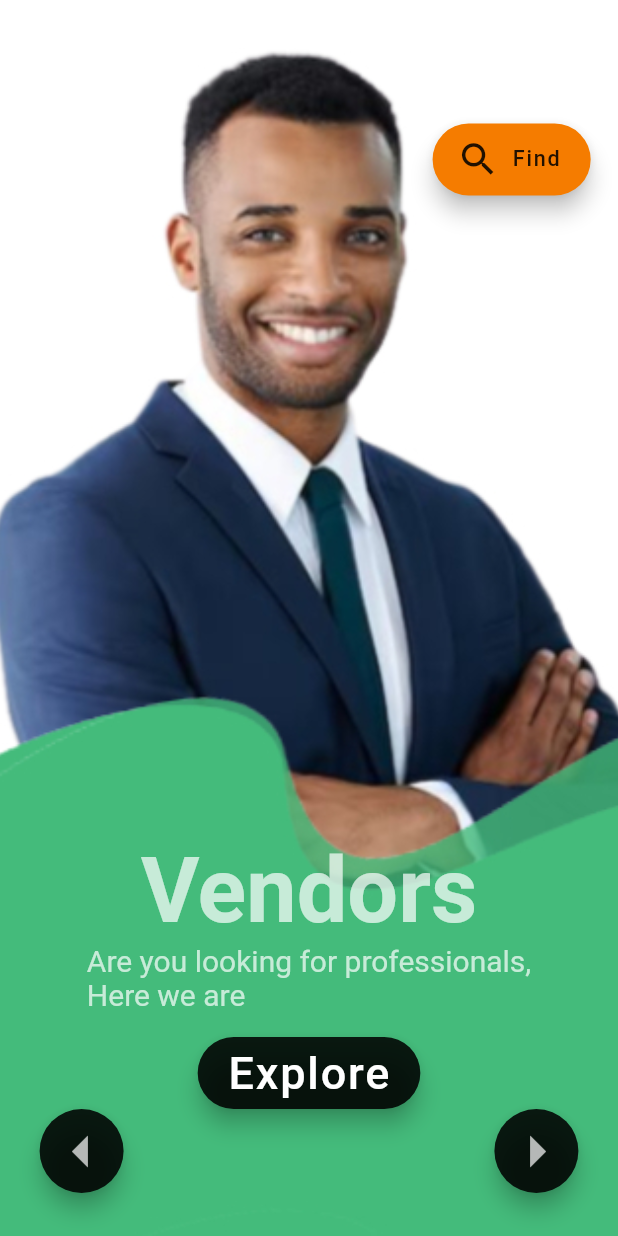
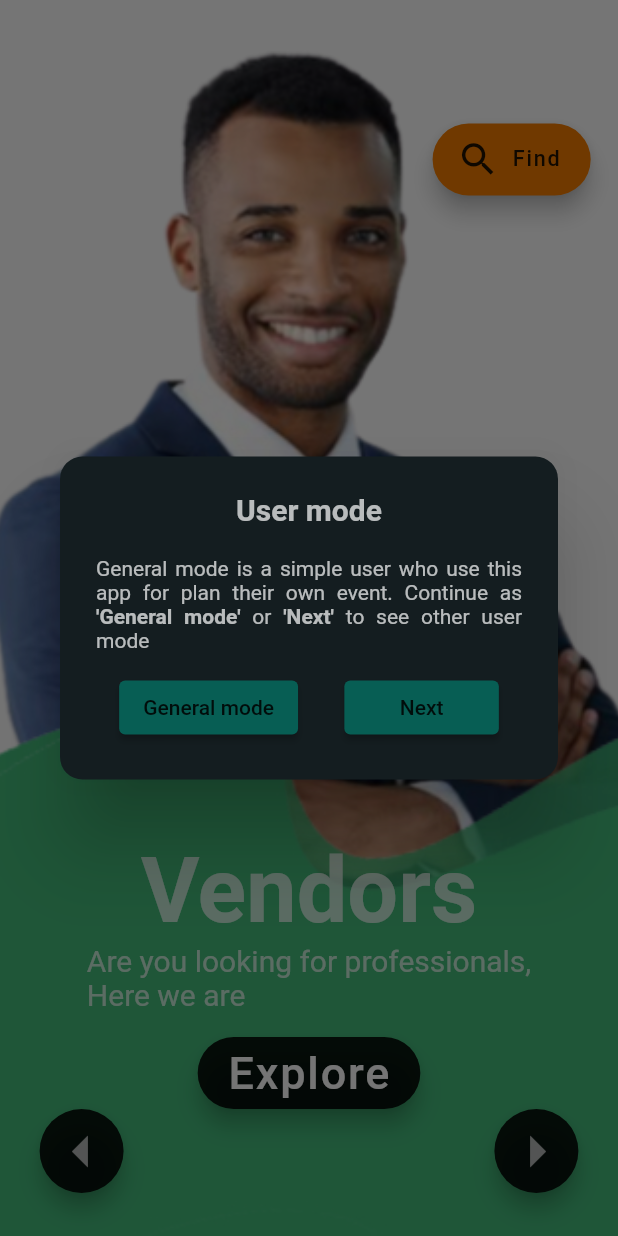
Before and after one commit to senaldm/Eventsy, a Flutter app: the VendorExplore screen opened directly, after a tap on "Explore", on a phone screen of 412 x 824 dp. Run offline on Flutter 3.47's test engine with Material 2 defaults, Android fonts, the phone set to English and light mode, and no system bars; our stand-ins replace curved_navigation_bar, device_preview, email_validator, firebase_auth, firebase_core, font_awesome_flutter and 6 more; missing offline and left inert: floating_bottom_bar; accounts and stored records are empty.

Commit message:
modes update

```diff
--- a/lib/Screens/Home/VendorExplore.dart
+++ b/lib/Screens/Home/VendorExplore.dart
@@ -1,8 +1,8 @@
 // ignore_for_file: prefer_const_constructors
 
 import 'package:flutter/material.dart';
+import 'package:eventsy/Screens/Home/userMode.dart';
 
-import '../Planners/navigation.dart';
 
 class VendorExplore extends StatelessWidget {
   @override
@@ -96,7 +96,8 @@ class VendorExplore extends StatelessWidget {
                     FloatingActionButton.extended(
                         heroTag: 'btn2',
                         onPressed: () {
-                          Navigator.pushNamed(context, 'LoginPage');
+                          UserModeSelect.userMode(context);
+                          // Navigator.pushNamed(context, 'LoginPage');
                           //Navigator.pushReplacement(context,MaterialPageRoute(builder: (context) => const Navigation()));
                         },
                         backgroundColor: Colors.black87,
--- /dev/null
+++ b/lib/Screens/Home/userMode.dart
@@ -0,0 +1,111 @@
+// ignore_for_file: deprecated_member_use
+
+import 'package:flutter/material.dart';
+import 'package:eventsy/Screens/Home/plannerMode.dart';
+import 'package:eventsy/Screens/Task/User/userTaskHome.dart';
+
+class UserModeSelect extends StatelessWidget {
+  const UserModeSelect({Key? key}) : super(key: key);
+
+  @override
+  Widget build(BuildContext context) {
+    return Container();
+  }
+
+  static void userMode(BuildContext context) {
+    Size screenSize = WidgetsBinding.instance.window.physicalSize;
+    double width = screenSize.width;
+    double height = screenSize.height;
+
+    showDialog(
+        context: context,
+        builder: (BuildContext context) {
+          return AlertDialog(
+            shape: RoundedRectangleBorder(
+                borderRadius: BorderRadius.all(Radius.circular(15.0))),
+            title: Text(
+              'User mode',
+              style:
+                  TextStyle(fontWeight: FontWeight.bold, color: Colors.white70),
+              textAlign: TextAlign.center,
+            ),
+            backgroundColor: Color.fromARGB(255, 20, 29, 32),
+            content: Form(
+              child: Column(
+                mainAxisSize: MainAxisSize.min,
+                mainAxisAlignment: MainAxisAlignment.center,
+                crossAxisAlignment: CrossAxisAlignment.start,
+                children: <Widget>[
+                  Row(
+                    mainAxisAlignment: MainAxisAlignment.center,
+                    crossAxisAlignment: CrossAxisAlignment.center,
+                    children: [
+                      Expanded(
+                          child: RichText(
+                        textAlign: TextAlign.justify,
+                        text: TextSpan(
+                            text:
+                                "General mode is a simple user who use this app for plan their own event.  Continue as ",
+                            style: TextStyle(color: Colors.white70),
+                            children: const [
+                              TextSpan(
+                                  text: '\'General mode\' ',
+                                  style:
+                                      TextStyle(fontWeight: FontWeight.bold)),
+                              TextSpan(text: ' or '),
+                              TextSpan(
+                                  text: ' \'Next\'  ',
+                                  style:
+                                      TextStyle(fontWeight: FontWeight.bold)),
+                              TextSpan(text: 'to see other user mode')
+                            ]),
+                      ))
+                    ],
+                  ),
+                  SizedBox(
+                    height: height * 0.01,
+                  ),
+                  Row(
+                    mainAxisAlignment: MainAxisAlignment.spaceAround,
+                    crossAxisAlignment: CrossAxisAlignment.center,
+                    children: [
+                      ElevatedButton(
+                          onPressed: () {
+                            Navigator.push(
+                              context,
+                              MaterialPageRoute(
+                                builder: (BuildContext context) =>
+                                    UserTaskHome(),
+                              ),
+                            );
+                            // Navigator.pushNamed(context,'UserHome');
+                          },
+                          style: ElevatedButton.styleFrom(
+                            backgroundColor: Color.fromARGB(255, 7, 94, 84),
+                          ),
+                          child: Text("General mode",
+                              style: TextStyle(
+                                color: Colors.black87,
+                              ))),
+                      ElevatedButton(
+                          onPressed: () {
+                            PlannerMode.plannerMode(context);
+                          },
+                          style: ElevatedButton.styleFrom(
+                            // alignment:,
+                            backgroundColor:  Color.fromARGB(255, 7, 94, 84),
+                            // Color.fromARGB(255, 37, 211, 102),
+                          ),
+                          child: Text("      Next      ",
+                              style: TextStyle(
+                                color: Colors.black87,
+                              ))),
+                    ],
+                  ),
+                ],
+              ),
+            ),
+          );
+        });
+  }
+}
--- a/lib/Screens/Task/Planner/eventList.dart
+++ b/lib/Screens/Task/Planner/eventList.dart
@@ -296,7 +296,8 @@ class _EventListState extends State<EventList> {
                                 padding: EdgeInsets.all(24),
                                 side: BorderSide(
                                     color: Colors.white70,
-                                    width: width * 0.008)),
+                                    width: width * 0.008)
+                                    ),
                           ),
                         ],
                       ),
--- a/lib/global.dart
+++ b/lib/global.dart
@@ -12,6 +12,8 @@ late Box<EventTasks> eventTaskBox;
 
 late Box<Invitation> invitationBox;
 
+late Box<UserMode> userModeBox;
+
 // Future<void> addEvent(Eventset eventName) async {
 //   eventsBox.add(eventName);
 
--- a/lib/routes.dart
+++ b/lib/routes.dart
@@ -35,7 +35,7 @@ class Routes extends StatelessWidget {
         '/TaskExplore': (context) => TaskExplore(),
 
         ////////USER TASK////////
-        '/UserHome': (context) => UserTaskHome(),
+        'UserHome': (context) => UserTaskHome(),
         'TaskList': (context) => TaskList(),
         'addTask': (context) => AddTask(),
 
@@ -44,7 +44,7 @@ class Routes extends StatelessWidget {
         'PlannerHome':(context)=>PlannerTaskHome(),
 
         '/PlannersPage':(context)=>const SplashScreen(),
-        'EventList':(context)=> EventList(),
+        '/EventList':(context)=> const EventList(),
         'addEventDetails':(context)=>addEventDetails(),
 
 
@@ -64,7 +64,7 @@ class Routes extends StatelessWidget {
               eventName: '',
             ),
       },
-      home: home(),
+      home: ImageExplore(),
     );
   }
 }
```
Also changed, not shown: lib/Model/Event.dart (+14 -6 lines), lib/Screens/Home/TaskExplore.dart (+31 -14 lines), lib/Screens/Home/home.dart (+105 -53 lines), lib/Screens/Home/plannerMode.dart (added, +107 -0 lines), lib/Screens/Task/Planner/PlannerrTaskHome.dart (+60 -120 lines), lib/Screens/Task/User/TaskList.dart (+4 -5 lines), lib/main.dart (+14 -2 lines), lib/Model/Event.g.dart, 2 other files.
